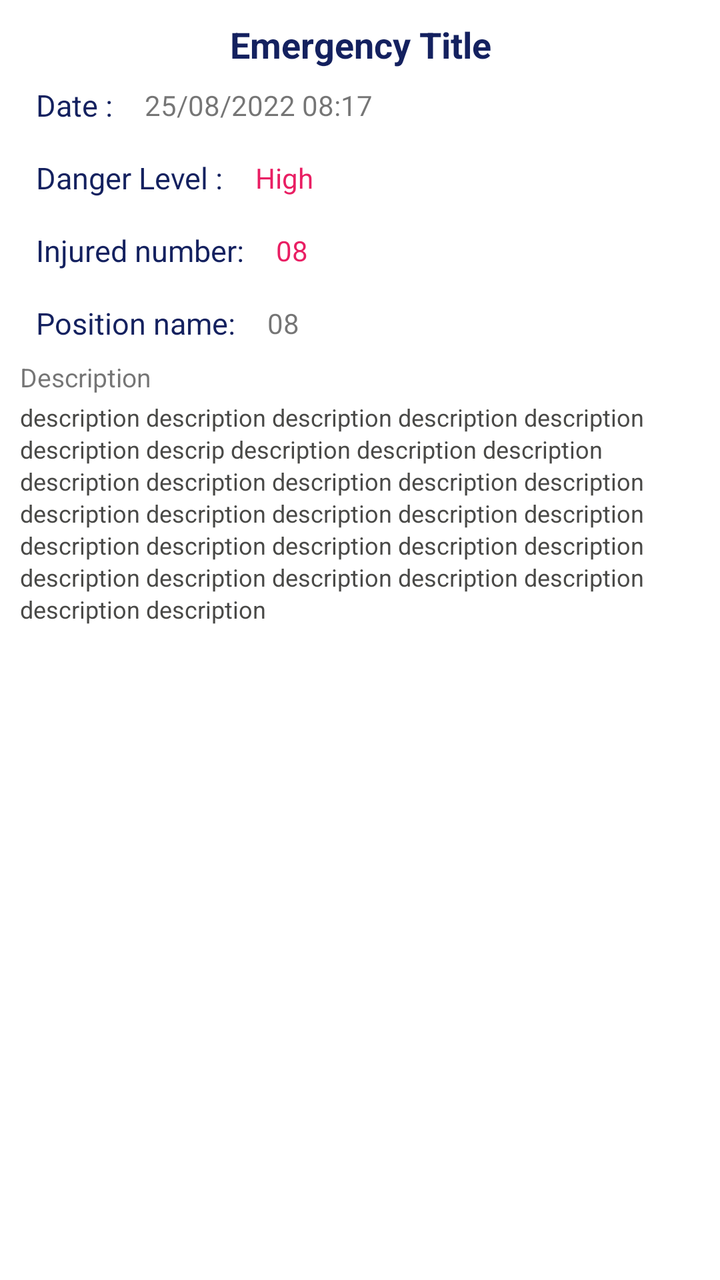
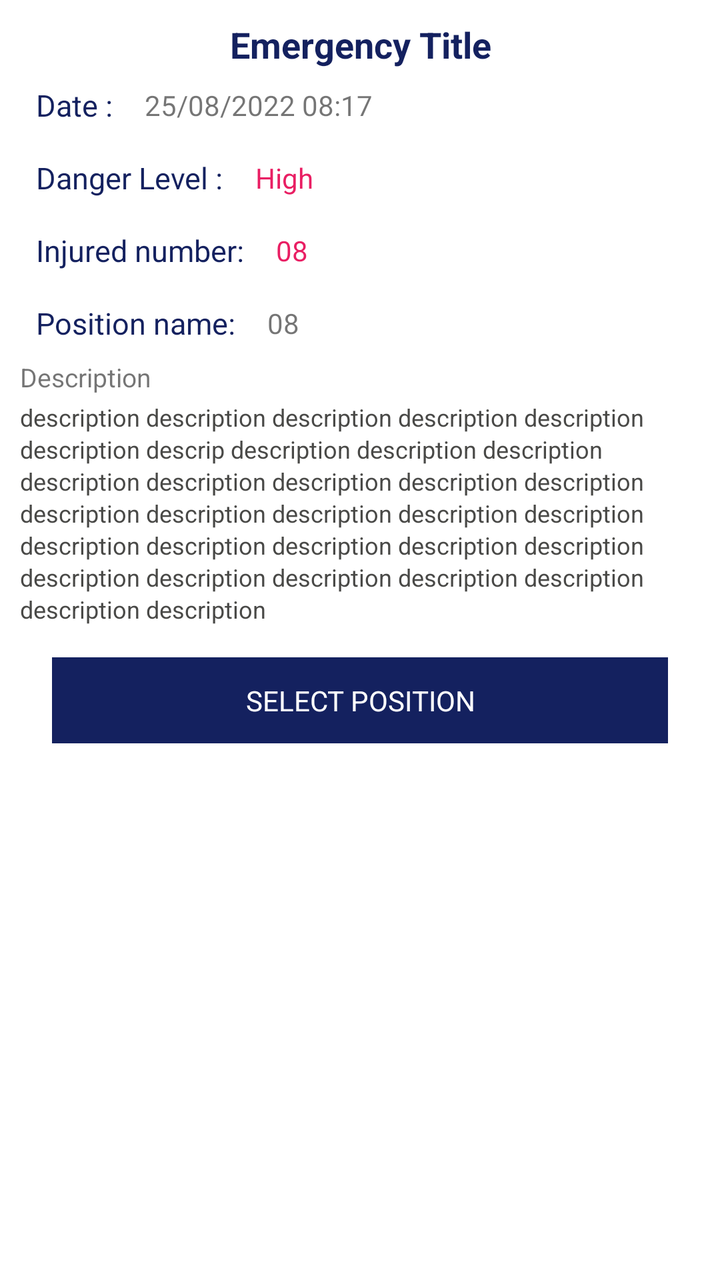

Two renders of the same Android screen: before a commit and after it. Below are the layout's source before the change and the commit's diff.
<!-- AndroidManifest.xml: application theme Theme.EmergencySystem -->
<!-- res/layout/bottom_sheet_dialog_layout.xml -->
<?xml version="1.0" encoding="utf-8"?>
<LinearLayout
    xmlns:android="http://schemas.android.com/apk/res/android"
    android:orientation="vertical"
    android:padding="10dp"
    android:layout_width="match_parent"
    android:background="@drawable/rounded_dialog"
    android:layout_height="match_parent">
    <TextView
        android:layout_width="match_parent"
        android:layout_height="wrap_content"
        android:text="Emergency Title"
        android:id="@+id/titleEmergency"
        android:textAlignment="center"
        android:textSize="18sp"
        android:textStyle="bold"
        android:textColor="@color/colorApp"
        />
    <LinearLayout
        android:layout_width="match_parent"
        android:layout_height="wrap_content"
        android:orientation="horizontal"
        android:id="@+id/download"
        android:background="?android:attr/selectableItemBackground"
        >
        <TextView
            android:layout_width="wrap_content"
            android:layout_height="wrap_content"
            android:text="Date :"
            android:textSize="15dp"
            android:textColor="@color/colorApp"
            android:padding="8dp"/>
        <TextView
            android:layout_width="wrap_content"
            android:layout_height="wrap_content"
            android:text="25/08/2022 08:17"
            android:id="@+id/EmergencyDate"
            android:layout_gravity="center_vertical"
            android:paddingStart="8dp"/>
    </LinearLayout>
    <LinearLayout
        android:layout_width="match_parent"
        android:layout_height="wrap_content"
        android:orientation="horizontal"
        android:id="@+id/shareLinearLayout"
        android:background="?android:attr/selectableItemBackground"
        >

        <TextView
            android:layout_width="wrap_content"
            android:layout_height="wrap_content"
            android:textSize="15dp"
            android:textColor="@color/colorApp"
            android:text="Danger Level :"
            android:layout_gravity="center_vertical"
            android:padding="8dp"/>

        <TextView
            android:layout_width="wrap_content"
            android:layout_height="wrap_content"
            android:text="High"
            android:id="@+id/EmergencyLevelDanger"
            android:textColor="#E91E63"
            android:layout_gravity="center_vertical"
            android:padding="8dp"/>

    </LinearLayout>
    <LinearLayout
        android:layout_width="match_parent"
        android:layout_height="wrap_content"
        android:orientation="horizontal"
        android:id="@+id/uploadLinearLaySout"
        android:background="?android:attr/selectableItemBackground"
        >

        <TextView
            android:textSize="15dp"
            android:textColor="@color/colorApp"
            android:layout_width="wrap_content"
            android:layout_height="wrap_content"
            android:text="Injured number:"
            android:layout_gravity="center_vertical"
            android:padding="8dp"/>
        <TextView
            android:layout_width="wrap_content"
            android:layout_height="wrap_content"
            android:text="08"
            android:id="@+id/EmergencyNumberInjured"
            android:textColor="#E91E63"
            android:layout_gravity="center_vertical"
            android:padding="8dp"/>

    </LinearLayout>
    <LinearLayout
        android:layout_width="match_parent"
        android:layout_height="wrap_content"
        android:orientation="horizontal"
        android:background="?android:attr/selectableItemBackground"
        >
        <TextView
            android:textSize="15dp"
            android:textColor="@color/colorApp"
            android:layout_width="wrap_content"
            android:layout_height="wrap_content"
            android:text="Position name:"
            android:layout_gravity="center_vertical"
            android:padding="8dp"/>
        <TextView
            android:layout_width="wrap_content"
            android:layout_height="wrap_content"
            android:text="08"
            android:id="@+id/EmergencyPositionName"
            android:layout_gravity="center_vertical"
            android:padding="8dp"/>

    </LinearLayout>
    <TextView
        android:layout_width="wrap_content"
        android:layout_height="wrap_content"
        android:text="Description"
        android:layout_marginBottom="3dp"
        android:textSize="13sp"
        />
    <TextView
        android:layout_width="match_parent"
        android:id="@+id/EmergencyDescription"
        android:layout_height="wrap_content"
        android:lineSpacingExtra="2sp"
        android:scrollbars="vertical"
        android:textColor="#494947"
        android:textSize="12sp"
        android:text="description description description description description description descrip description description description description description description description description description description description description description description description description description description description description description description description description description "
        />
</LinearLayout>
<!-- resources referenced by this layout -->
<resources>
  <color name="colorApp">#FF14215F</color>
  <!-- drawable rounded_dialog (drawable) -->
  <?xml version="1.0" encoding="utf-8"?>
  <shape xmlns:android="http://schemas.android.com/apk/res/android"
      android:layout_width="match_parent"
      android:layout_height="match_parent"
      android:shape="rectangle">
      <solid android:color="#fff"/>
      <corners
          android:topLeftRadius="20dp"
          android:topRightRadius="20dp"/>
  </shape>
  <style name="Theme.EmergencySystem" parent="Theme.MaterialComponents.DayNight.DarkActionBar">
          
          <item name="colorPrimary">@color/purple_500</item>
          <item name="colorPrimaryVariant">@color/purple_700</item>
          <item name="colorOnPrimary">@color/white</item>
          
          <item name="colorSecondary">@color/teal_200</item>
          <item name="colorSecondaryVariant">@color/teal_700</item>
          <item name="colorOnSecondary">@color/black</item>
          
          <item name="android:statusBarColor" tools:targetApi="l">?attr/colorPrimaryVariant</item>
          
      </style>
  <color name="purple_500">#FF14215F</color>
  <color name="purple_700">#FF14215F</color>
  <color name="white">#FFFFFFFF</color>
  <color name="teal_200">#FF03DAC5</color>
  <color name="teal_700">#FF018786</color>
  <color name="black">#FF000000</color>
</resources>

<!-- the commit's change to res/layout/bottom_sheet_dialog_layout.xml (unified diff, before → after) -->
@@ -131,4 +131,17 @@
         android:textSize="12sp"
         android:text="description description description description description description descrip description description description description description description description description description description description description description description description description description description description description description description description description description "
         />
+    <TextView
+        android:id="@+id/takeBtn"
+        android:layout_width="match_parent"
+        android:layout_height="wrap_content"
+        android:background="@color/colorApp"
+        android:textAlignment="center"
+        android:text="SELECT POSITION"
+        android:textColor="@color/white"
+        android:padding="12dp"
+        android:clickable="true"
+        android:layout_marginTop="16dp"
+        android:layout_marginHorizontal="16dp"
+        />
 </LinearLayout>
